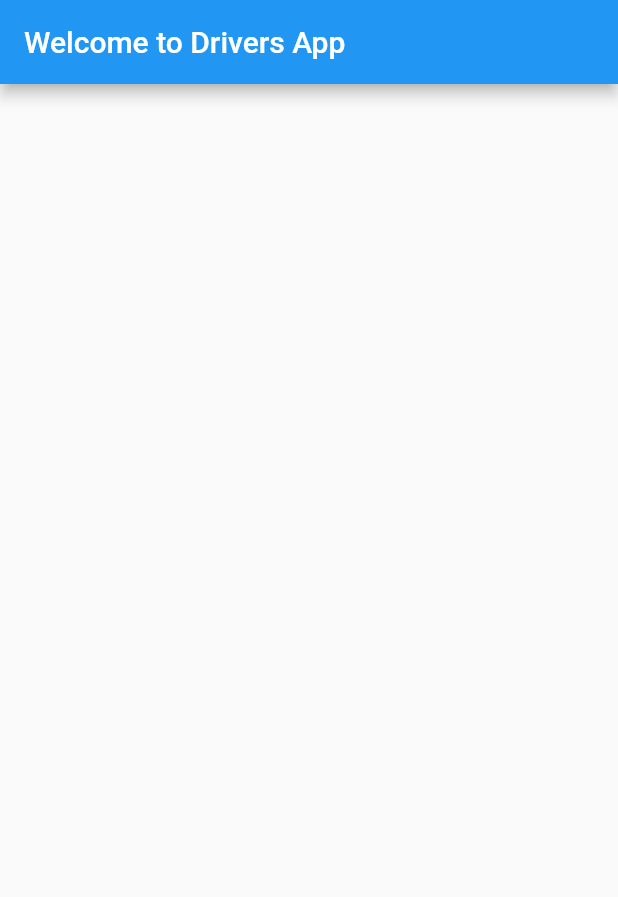
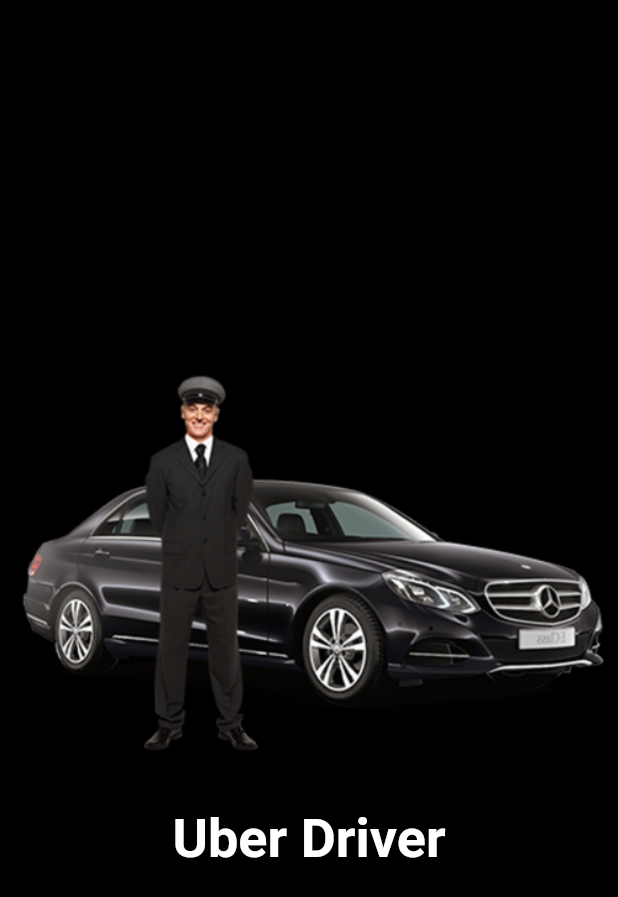
Before and after one commit to sungnga/flutter-projects, a Flutter app: the first screen one second after launch, on a phone screen of 412 x 824 dp. Shown: the top 897 px of the screen. Run offline on Flutter 3.47's test engine with Material 2 defaults, Android fonts, the phone set to English and light mode, and no system bars; our stand-ins replace cloud_firestore, firebase_auth, firebase_core, firebase_storage, image_picker, sliding_up_panel; accounts and stored records are empty.

Commit message:
Building the splash_screen

```diff
--- a/uber_clone/drivers_app/lib/main.dart
+++ b/uber_clone/drivers_app/lib/main.dart
@@ -1,4 +1,5 @@
 import 'package:flutter/material.dart';
+import 'package:drivers_app/screens/splash_screen.dart';
 
 void main() async {
   WidgetsFlutterBinding.ensureInitialized();
@@ -9,11 +10,7 @@
       theme: ThemeData(
         primarySwatch: Colors.blue,
       ),
-      home: Scaffold(
-        appBar: AppBar(
-          title: const Text('Welcome to Drivers App'),
-        ),
-      ),
+      home: const MySplashScreen(),
     ),
   ));
 }
--- /dev/null
+++ b/uber_clone/drivers_app/lib/screens/splash_screen.dart
@@ -0,0 +1,55 @@
+import 'package:flutter/material.dart';
+import 'dart:async';
+import 'package:drivers_app/screens/main_screens/main_screen.dart';
+
+class MySplashScreen extends StatefulWidget {
+  const MySplashScreen({super.key});
+
+  @override
+  State<MySplashScreen> createState() => _MySplashScreenState();
+}
+
+class _MySplashScreenState extends State<MySplashScreen> {
+  startTimer() {
+    Timer(const Duration(seconds: 3), () async {
+      // send user to main screen
+      Navigator.push(
+        context,
+        MaterialPageRoute(builder: (context) => MainScreen()),
+      );
+    });
+  }
+
+  @override
+  void initState() {
+    super.initState();
+
+    startTimer();
+  }
+
+  @override
+  Widget build(BuildContext context) {
+    return Material(
+      child: Container(
+        color: Colors.black,
+        child: Column(
+          mainAxisAlignment: MainAxisAlignment.center,
+          children: [
+            Image.asset('asset/logos/logo1.png'),
+            SizedBox(
+              height: 30,
+            ),
+            Text(
+              'Uber Driver',
+              style: TextStyle(
+                fontSize: 36.0,
+                color: Colors.white,
+                fontWeight: FontWeight.bold,
+              ),
+            )
+          ],
+        ),
+      ),
+    );
+  }
+}
--- a/uber_clone/drivers_app/pubspec.yaml
+++ b/uber_clone/drivers_app/pubspec.yaml
@@ -59,6 +59,10 @@
   # the material Icons class.
   uses-material-design: true
 
+  assets:
+    - asset/icons/
+    - asset/images/
+    - asset/logos/
   # To add assets to your application, add an assets section, like this:
   # assets:
   #   - images/a_dot_burr.jpeg
```
Also changed, not shown: uber_clone/drivers_app/lib/screens/main_screens/main_screen.dart (added, +19 -0 lines), uber_clone/drivers_app/asset/logos/logo.png (added), uber_clone/drivers_app/asset/logos/logo1.png (added).
